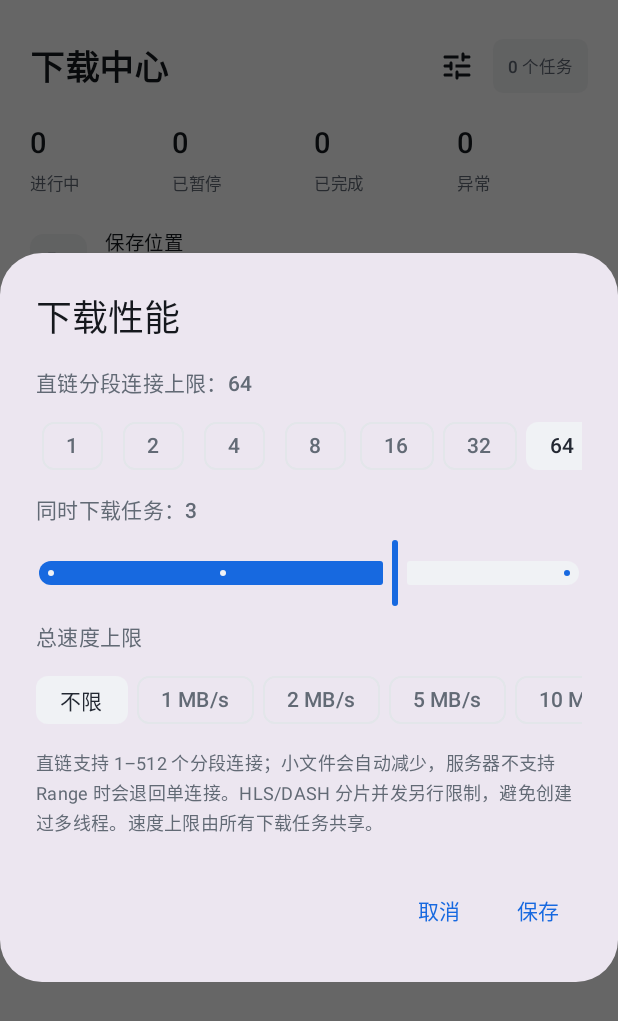
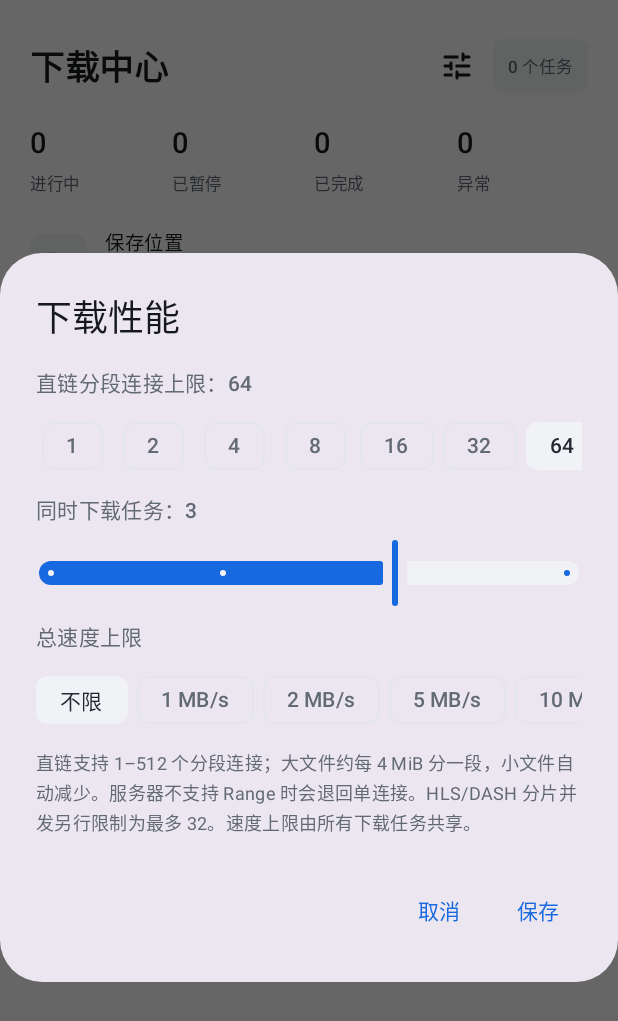
Before and after one commit to sxsbsxs/file-sniffing, an Android app built with Jetpack Compose: the composable DownloadsScreen called with empty values, after a tap on "下载设置", on a phone screen of 412 x 824 dp. Shown: the top 1021 px of the screen. Run offline under Robolectric (Android 15) with nearby library versions, the phone set to English and light mode, and no system bars; our stand-ins replace Dagger/Hilt's generated code; 3 statements that could not run were skipped.

Commit message:
Scale high-connection downloads by target chunk size

```diff
--- a/app/src/main/java/com/sxsbsxs/filesniffing/MainActivity.kt
+++ b/app/src/main/java/com/sxsbsxs/filesniffing/MainActivity.kt
@@ -989,7 +989,7 @@ private fun DownloadsScreen(
                         }
                     }
                     Text(
-                        "直链支持 1–512 个分段连接；小文件会自动减少，服务器不支持 Range 时会退回单连接。HLS/DASH 分片并发另行限制，避免创建过多线程。速度上限由所有下载任务共享。",
+                        "直链支持 1–512 个分段连接；大文件约每 4 MiB 分一段，小文件自动减少。服务器不支持 Range 时会退回单连接。HLS/DASH 分片并发另行限制为最多 32。速度上限由所有下载任务共享。",
                         color = MaterialTheme.colorScheme.onSurfaceVariant,
                         fontSize = 12.sp
                     )
```
